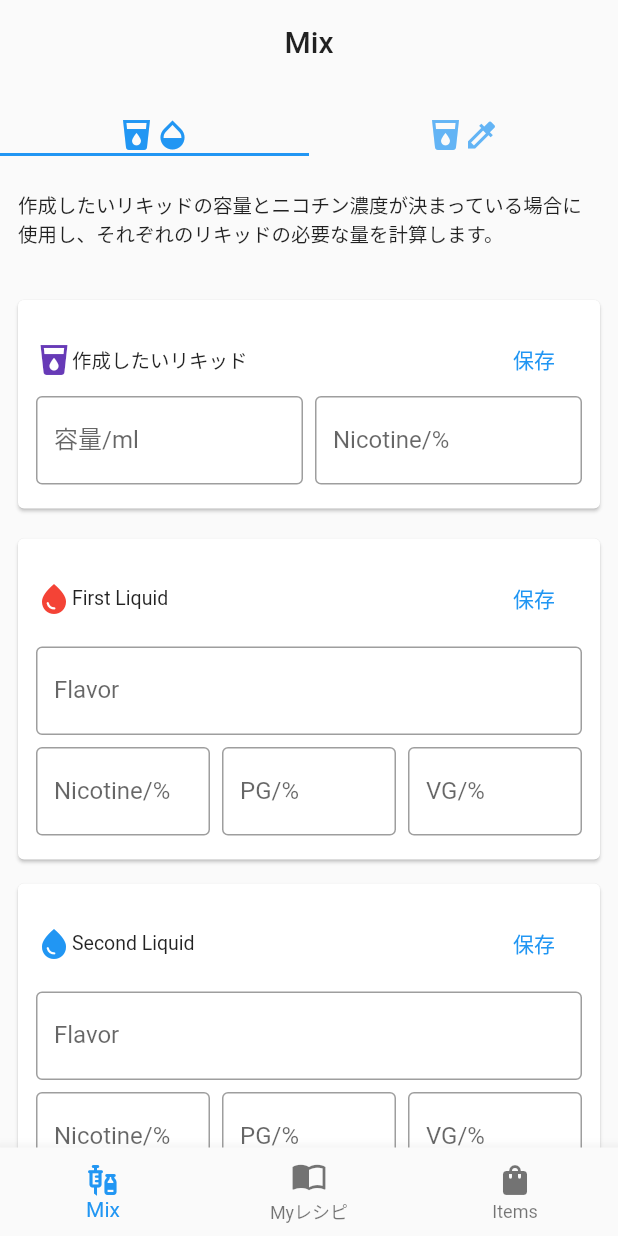
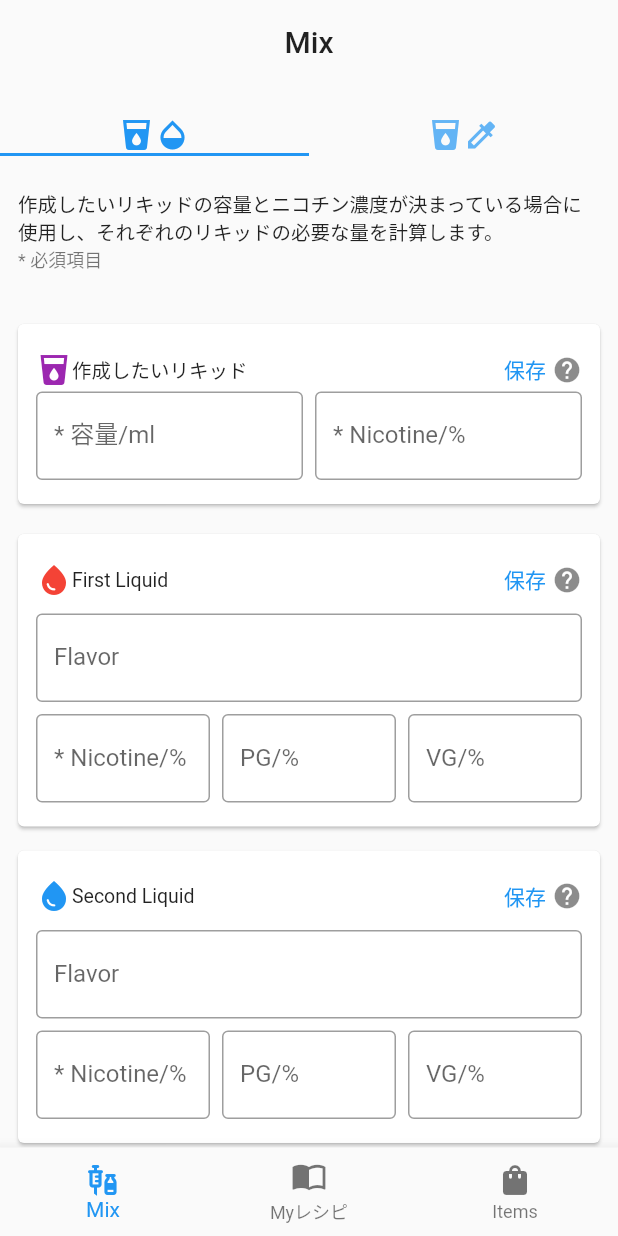
Before and after one commit to kiyosiro/vape_room, a Flutter app: the screen it shows after launch, on a phone screen of 412 x 824 dp. Run offline on Flutter 3.47's test engine with Material 2 defaults, Android fonts, the phone set to English and light mode, and no system bars.

Commit message:
create HelpButton & recipe card

```diff
--- a/lib/pages/mix_page.dart
+++ b/lib/pages/mix_page.dart
@@ -1,4 +1,6 @@
 import 'package:flutter/material.dart';
+import 'package:vape_room/models/liquid.dart';
+import 'package:vape_room/widgets/help_button.dart';
 
 class MixPage extends StatefulWidget {
   const MixPage({Key? key}) : super(key: key);
@@ -60,51 +62,51 @@ class TabBarViewA extends StatelessWidget {
 
   @override
   Widget build(BuildContext context) {
-    return ListView(children: [
-      const ListTile(
+    return ListView(children: const [
+      ListTile(
         dense: true,
         contentPadding: EdgeInsets.symmetric(vertical: 18, horizontal: 12),
         title: Text('作成したいリキッドの容量とニコチン濃度が決まっている場合に使用し、それぞれのリキッドの必要な量を計算します。'),
+        subtitle: Text('* 必須項目'),
       ),
       Padding(
-        padding: const EdgeInsets.all(8.0),
+        padding: EdgeInsets.all(8.0),
         child: Card(
           child: ListTile(
             dense: true,
-            contentPadding: const EdgeInsets.all(12),
-            title: Row(
-              children: [
-                const Icon(
-                  Icons.local_drink,
-                  color: Colors.deepPurple,
-                ),
-                const Text('作成したいリキッド'),
-                const Spacer(),
-                TextButton(
-                  onPressed: () {},
-                  child: const Text('保存'),
-                ),
-              ],
+            contentPadding: EdgeInsets.all(12),
+            title: LiqCardTitle(
+              cardTitle: '作成したいリキッド',
+              icon: Icon(
+                Icons.local_drink,
+                color: Colors.purple,
+              ),
             ),
-            subtitle: const AmoutAndNicoFields(),
+            subtitle: AmoutAndNicoFields(),
           ),
         ),
       ),
-      const LiquidCard(
+      LiqCard(
         cardTitle: 'First Liquid',
         flavorHint: 'ex) peach flavor',
         nicotineHint: '0',
         pgHint: '70',
         vgHint: '30',
-        iconColor: Colors.red,
+        icon: Icon(
+          Icons.water_drop,
+          color: Colors.red,
+        ),
       ),
-      const LiquidCard(
+      LiqCard(
         cardTitle: 'Second Liquid',
         flavorHint: 'ex) nicotin liquid',
         nicotineHint: '10',
         pgHint: '50',
         vgHint: '50',
-        iconColor: Colors.blue,
+        icon: Icon(
+          Icons.water_drop,
+          color: Colors.blue,
+        ),
       ),
     ]);
   }
@@ -123,7 +125,7 @@ class AmoutAndNicoFields extends StatelessWidget {
           child: TextField(
             decoration: InputDecoration(
               border: OutlineInputBorder(),
-              labelText: '容量/ml',
+              labelText: '* 容量/ml',
               hintText: '200',
             ),
           ),
@@ -133,7 +135,7 @@ class AmoutAndNicoFields extends StatelessWidget {
           child: TextField(
             decoration: InputDecoration(
               border: OutlineInputBorder(),
-              labelText: 'Nicotine/%',
+              labelText: '* Nicotine/%',
               hintText: '15',
             ),
           ),
@@ -150,71 +152,143 @@ class TabBarViewB extends StatelessWidget {
 
   @override
   Widget build(BuildContext context) {
-    return ListView(children: const [
-      ListTile(
+    final MixedLiquid resultLiq = getGoastMixedLiq();
+
+    return ListView(children: [
+      const ListTile(
         dense: true,
         contentPadding: EdgeInsets.symmetric(vertical: 18, horizontal: 12),
         title: Text(
-            '作成したい容量は決まっておらずニコチン濃度のみ決まっている際に使用し、中身の入っている片方のボトルにもう一方のリキッドを注入する際の注入リキッド量を計算します。'),
+            '作成したい容量は決まっておらずニコチン濃度のみ決まっている場合に使用し、中身の入っている片方のボトルにもう一方のリキッドを注入する際の注入リキッド量を計算します。'),
+        subtitle: Text('* 必須項目'),
       ),
-      Padding(
+      const Padding(
         padding: EdgeInsets.all(8.0),
         child: Card(
           child: ListTile(
             dense: true,
             contentPadding: EdgeInsets.all(12),
-            title: LiquidCardTitle(
+            title: LiqCardTitle(
               cardTitle: '作成したいリキッド',
-              iconColor: Colors.purple,
+              icon: Icon(
+                Icons.local_drink,
+                color: Colors.purple,
+              ),
             ),
             subtitle: TextField(
               decoration: InputDecoration(
                 border: OutlineInputBorder(),
-                labelText: 'Nicotine/%',
+                labelText: '* Nicotine/%',
                 hintText: '15',
               ),
             ),
           ),
         ),
       ),
-      LiquidCard(
+      const LiqCard(
         cardTitle: '注入するリキッド',
         flavorHint: 'nicotin liquid',
         nicotineHint: '10',
         pgHint: '70',
         vgHint: '30',
-        iconColor: Colors.red,
+        icon: Icon(
+          Icons.colorize,
+          color: Colors.red,
+        ),
       ),
-      LiquidCard(
+      const LiqCard(
         cardTitle: 'ボトルに入っているリキッド',
         flavorHint: 'peach liquid',
         nicotineHint: '0',
         pgHint: '50',
         vgHint: '50',
-        iconColor: Colors.blue,
         amountHint: 200,
+        icon: Icon(
+          Icons.water_drop,
+          color: Colors.blue,
+        ),
       ),
+      Padding(
+        padding: const EdgeInsets.symmetric(horizontal: 4, vertical: 12),
+        child: Card(
+          elevation: 6,
+          child: Column(
+            crossAxisAlignment: CrossAxisAlignment.start,
+            children: [
+              Padding(
+                  padding: const EdgeInsets.all(12),
+                  child: LiqCardTitle(
+                    cardTitle: 'Recipe',
+                    icon: const Icon(
+                      Icons.science,
+                      color: Colors.orangeAccent,
+                    ),
+                    titleStyle: Theme.of(context).textTheme.subtitle1,
+                  )),
+              LiqInfo(
+                liq: resultLiq,
+                title: '作成されたリキッド',
+              ),
+            ],
+          ),
+        ),
+      )
     ]);
   }
 }
 
-class LiquidCard extends StatelessWidget {
+class LiqInfo extends StatelessWidget {
+  const LiqInfo({
+    Key? key,
+    required this.liq,
+    required this.title,
+  }) : super(key: key);
+
+  final MixedLiquid liq;
+  final String title;
+
+  @override
+  Widget build(BuildContext context) {
+    return ListTile(
+      contentPadding: const EdgeInsets.all(12),
+      title: LiqCardTitle(cardTitle: title, icon: const Icon(Icons.science)),
+      subtitle: Column(
+        crossAxisAlignment: CrossAxisAlignment.start,
+        children: [
+          const TextField(
+            decoration: InputDecoration(
+              border: OutlineInputBorder(),
+              labelText: 'Flavor',
+              hintText: 'New liquid',
+            ),
+          ),
+          Text('Amount : ${liq.amount}'),
+          Text('Nico Raito : ${liq.nicoRaito}'),
+          Text('PGRaito : ${liq.pgRaito == null ? '-' : liq.pgRaito!}'),
+          Text('VGRaito : ${liq.pgRaito == null ? '-' : 100 - liq.pgRaito!}}')
+        ],
+      ),
+    );
+  }
+}
+
+class LiqCard extends StatelessWidget {
   final String cardTitle;
   final String flavorHint;
   final String nicotineHint;
   final String pgHint;
   final String vgHint;
-  final Color? iconColor;
+  final Icon icon;
   final double? amountHint;
 
-  const LiquidCard({
+  const LiqCard({
     Key? key,
     required this.cardTitle,
     required this.flavorHint,
     required this.nicotineHint,
     required this.pgHint,
     required this.vgHint,
-    this.iconColor,
+    required this.icon,
     this.amountHint,
   }) : super(key: key);
 
@@ -227,8 +301,8 @@ class LiquidCard extends StatelessWidget {
           dense: true,
           contentPadding: const EdgeInsets.all(12),
           isThreeLine: true,
-          title: LiquidCardTitle(iconColor: iconColor, cardTitle: cardTitle),
-          subtitle: LiquidCardContents(
+          title: LiqCardTitle(icon: icon, cardTitle: cardTitle),
+          subtitle: LiqCardContents(
             flavorHint: flavorHint,
             nicotineHint: nicotineHint,
             pgHint: pgHint,
@@ -241,8 +315,8 @@ class LiquidCard extends StatelessWidget {
   }
 }
 
-class LiquidCardContents extends StatelessWidget {
-  const LiquidCardContents({
+class LiqCardContents extends StatelessWidget {
+  const LiqCardContents({
     Key? key,
     required this.flavorHint,
     required this.nicotineHint,
@@ -280,7 +354,7 @@ class LiquidCardContents extends StatelessWidget {
                 child: TextField(
                   decoration: InputDecoration(
                     border: const OutlineInputBorder(),
-                    labelText: 'Nicotine/%',
+                    labelText: '* Nicotine/%',
                     hintText: nicotineHint,
                   ),
                 ),
@@ -312,27 +386,38 @@ class LiquidCardContents extends StatelessWidget {
   }
 }
 
-class LiquidCardTitle extends StatelessWidget {
-  const LiquidCardTitle({
+class LiqCardTitle extends StatelessWidget {
+  const LiqCardTitle({
     Key? key,
-    required this.iconColor,
     required this.cardTitle,
+    required this.icon,
+    this.titleStyle,
   }) : super(key: key);
 
-  final Color? iconColor;
   final String cardTitle;
+  final Icon icon;
+  final TextStyle? titleStyle;
 
   @override
   Widget build(BuildContext context) {
     return Row(
       children: [
-        Icon(Icons.water_drop, color: iconColor),
-        Text(cardTitle),
+        icon,
+        Text(
+          cardTitle,
+          style: titleStyle,
+        ),
         const Spacer(),
         TextButton(
           onPressed: () {},
+          style: ButtonStyle(
+            padding: MaterialStateProperty.all(const EdgeInsets.all(4)),
+            minimumSize: MaterialStateProperty.all(Size.zero),
+            tapTargetSize: MaterialTapTargetSize.shrinkWrap,
+          ),
           child: const Text('保存'),
         ),
+        HelpButton(onPressed: () {}),
       ],
     );
   }
--- /dev/null
+++ b/lib/widgets/help_button.dart
@@ -0,0 +1,21 @@
+import 'package:flutter/material.dart';
+
+class HelpButton extends StatelessWidget {
+  const HelpButton({
+    Key? key,
+    this.onPressed,
+  }) : super(key: key);
+  final void Function()? onPressed;
+
+  @override
+  Widget build(BuildContext context) {
+    return IconButton(
+      onPressed: onPressed,
+      icon: const Icon(Icons.help),
+      iconSize: 20,
+      padding: const EdgeInsets.all(0),
+      alignment: Alignment.center,
+      constraints: const BoxConstraints(minHeight: 12, minWidth: 12),
+    );
+  }
+}
```
Also changed, not shown: lib/models/liquid.dart (+15 -0 lines), 2 other files.
